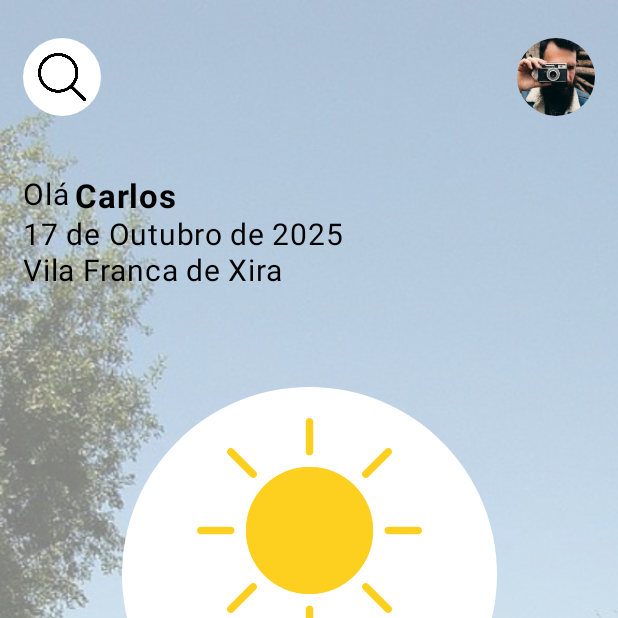
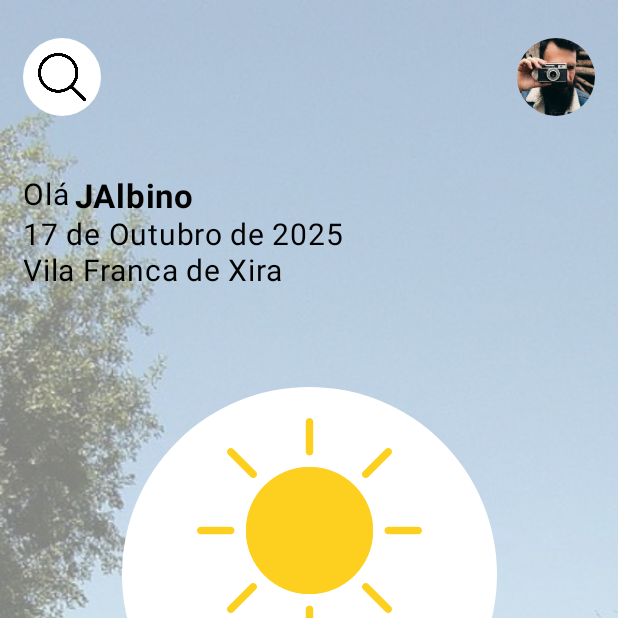
Before and after one commit to Albinone/Programacao-Moveis, an Android app built with Jetpack Compose: the screen it shows after launch (MainActivity), on a phone screen of 412 x 824 dp, the top half of it. Run offline under Robolectric (Android 15) with nearby library versions, the phone set to English and light mode, and no system bars.

Commit message:
Projecto Meterologia

```diff
--- a/app/src/main/java/com/example/metrologia/MainActivity.kt
+++ b/app/src/main/java/com/example/metrologia/MainActivity.kt
@@ -99,8 +99,6 @@ fun TopBar(): Unit{
 }
 
 
-
-
 @Preview(showBackground = true)
 @Composable
 fun FullComponent(): Unit {
@@ -146,7 +144,7 @@ fun TextBlock(): Unit {
         Row {
             Text("Olá", fontSize = 20.sp)
             Spacer(modifier = Modifier.size(size = 3.dp))
-            Text("Carlos", fontWeight = FontWeight.Bold,fontSize = 22.sp)
+            Text("JAlbino", fontWeight = FontWeight.Bold,fontSize = 22.sp)
         }
             Text("17 de Outubro de 2025", fontSize = 20.sp)
 
@@ -171,15 +169,10 @@ fun BlocoCentral (){
     }
 
 }
-@Preview
-@Composable
-fun Previsão (){
-    Row (horizontalArrangement = Arrangement.Center, modifier = Modifier.fillMaxWidth().padding(top = 15.dp).background(color = Color.Blue)) {
-    }
-}
 
 // Classe que guarda os dados de cada previsão meteorológica (ícone, temperatura e descrição)
 data class WeatherItemData(val image: Int, val temp: String, val description: String)
+
 
 // --- Lista horizontal com as previsões dos próximos dias ---
 @Preview(showBackground = true)
```
